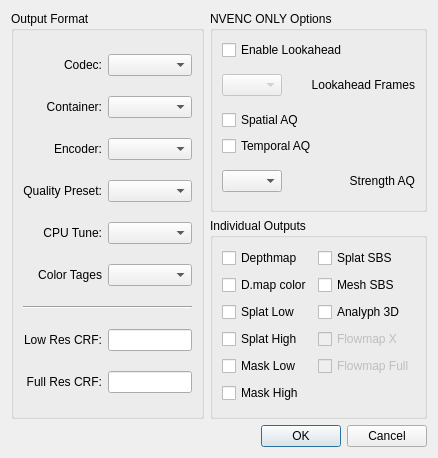
Above: core/ui/encode.ui from Billynom8/StereoCrafter before the change. Below: the same form after it.
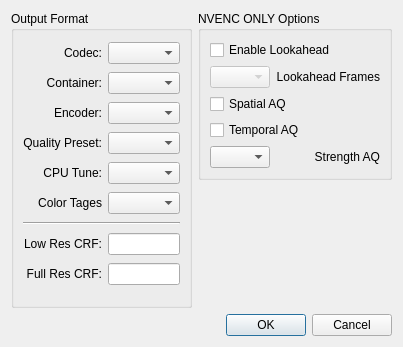
That is the form after the change.

The edit to the form file:
```diff
--- a/core/ui/encode.ui
+++ b/core/ui/encode.ui
@@ -6,8 +6,8 @@
    <rect>
     <x>0</x>
     <y>0</y>
-    <width>438</width>
-    <height>458</height>
+    <width>399</width>
+    <height>347</height>
    </rect>
   </property>
   <property name="windowTitle">
@@ -255,98 +255,6 @@
      </layout>
     </widget>
    </item>
-   <item row="1" column="1">
-    <widget class="QGroupBox" name="groupBox_individual_outputs">
-     <property name="title">
-      <string>Individual Outputs</string>
-     </property>
-     <layout class="QGridLayout" name="gridLayout_2">
-      <item row="6" column="0">
-       <widget class="QCheckBox" name="checkBox">
-        <property name="text">
-         <string>Mask Low</string>
-        </property>
-       </widget>
-      </item>
-      <item row="6" column="1">
-       <widget class="QCheckBox" name="checkBox_flowmap_full">
-        <property name="enabled">
-         <bool>false</bool>
-        </property>
-        <property name="text">
-         <string>Flowmap Full</string>
-        </property>
-       </widget>
-      </item>
-      <item row="7" column="0">
-       <widget class="QCheckBox" name="checkBox_mask">
-        <property name="text">
-         <string>Mask High</string>
-        </property>
-       </widget>
-      </item>
-      <item row="0" column="1">
-       <widget class="QCheckBox" name="checkBox_splat_sbs">
-        <property name="text">
-         <string>Splat SBS</string>
-        </property>
-       </widget>
-      </item>
-      <item row="2" column="1">
-       <widget class="QCheckBox" name="checkBox_mesh_sbs">
-        <property name="text">
-         <string>Mesh SBS</string>
-        </property>
-       </widget>
-      </item>
-      <item row="3" column="1">
-       <widget class="QCheckBox" name="checkBox_anaglyph">
-        <property name="text">
-         <string>Analyph 3D</string>
-        </property>
-       </widget>
-      </item>
-      <item row="5" column="0">
-       <widget class="QCheckBox" name="checkBox_splat_hi">
-        <property name="text">
-         <string>Splat High</string>
-        </property>
-       </widget>
-      </item>
-      <item row="2" column="0">
-       <widget class="QCheckBox" name="checkBox_depthmap_color">
-        <property name="text">
-         <string>D.map color</string>
-        </property>
-       </widget>
-      </item>
-      <item row="3" column="0">
-       <widget class="QCheckBox" name="checkBox_splat_low">
-        <property name="text">
-         <string>Splat Low</string>
-        </property>
-       </widget>
-      </item>
-      <item row="0" column="0">
-       <widget class="QCheckBox" name="checkBox_depthmap">
-        <property name="text">
-         <string>Depthmap</string>
-        </property>
-       </widget>
-      </item>
-      <item row="5" column="1">
-       <widget class="QCheckBox" name="checkBox_flowmap_x">
-        <property name="enabled">
-         <bool>false</bool>
-        </property>
-        <property name="text">
-         <string>Flowmap X</string>
-        </property>
-       </widget>
-      </item>
-     </layout>
-    </widget>
-   </item>
   </layout>
  </widget>
  <tabstops>
```
Left out of the diff: 1 changed line with no effect on the pictures.
